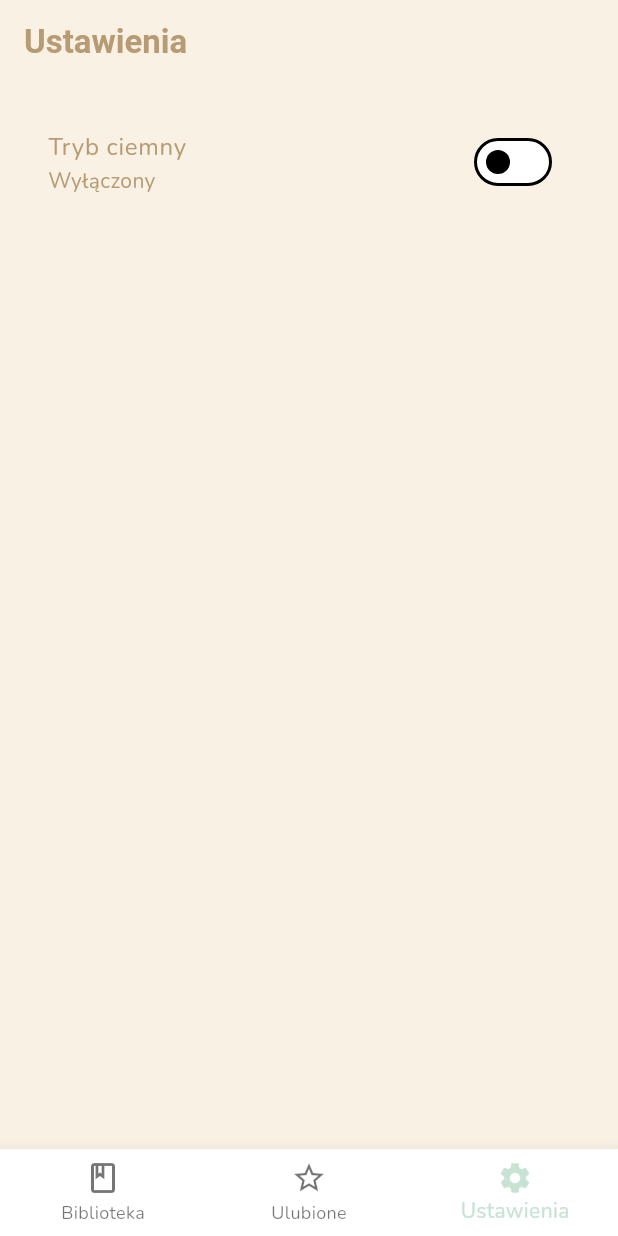
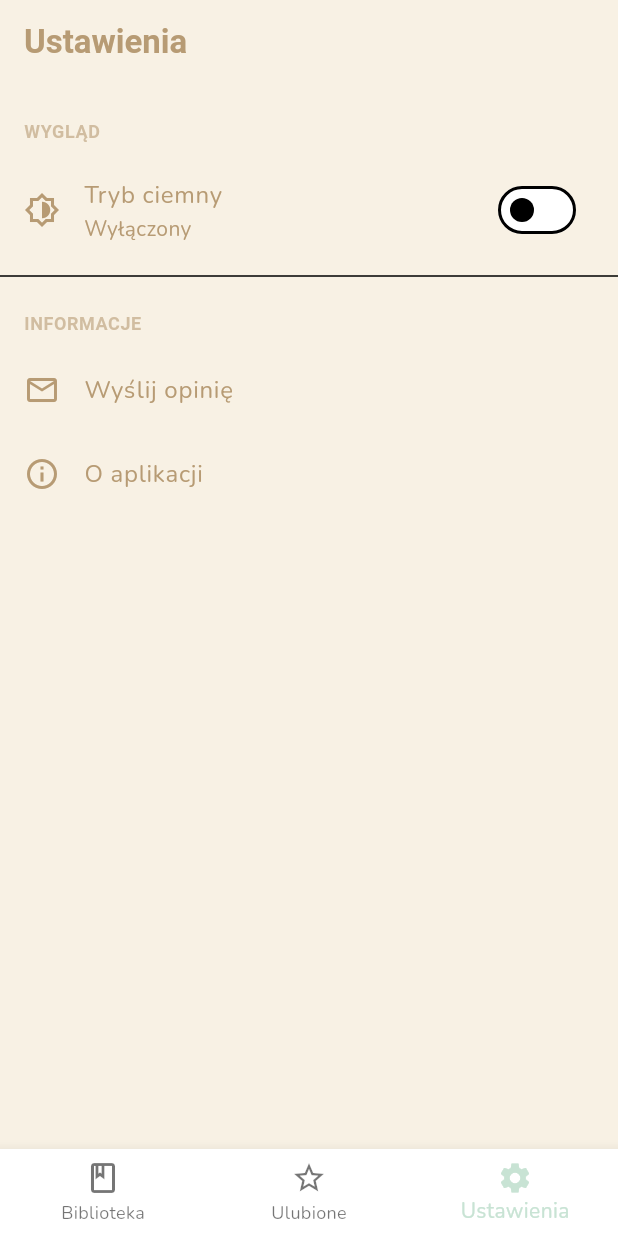
Before and after one commit to Deequey/Splotka, a Flutter app: the screen it shows after launch, item 3 of the bottom bar chosen, on a phone screen of 412 x 824 dp. Run offline on Flutter 3.47's test engine with Material 3 defaults, Android fonts, the phone set to English and light mode, and no system bars; our stand-ins replace flutter_riverpod, google_fonts, hive, hive_flutter, open_filex, package_info_plus and 1 more; missing offline and left inert: file_selector, pdfx; accounts and stored records are empty.

Commit message:
added licenses, feedback and app info

```diff
--- a/lib/features/settings/settings_screen.dart
+++ b/lib/features/settings/settings_screen.dart
@@ -1,10 +1,47 @@
 import 'package:flutter/material.dart';
 import 'package:flutter_riverpod/flutter_riverpod.dart';
+import 'package:package_info_plus/package_info_plus.dart';
+import 'package:url_launcher/url_launcher.dart';
 
 import '../../core/theme.dart';
 
 class SettingsScreen extends ConsumerWidget {
   const SettingsScreen({super.key});
+
+  // --- NOWA METODA: Wyślij opinię ---
+  void _sendFeedback(BuildContext context) async {
+    const String email = 'dawidjarczyk1@gmail.com';
+    const String subject = 'Opinia o aplikacji Crofty';
+
+    final Uri emailLaunchUri = Uri(
+      scheme: 'mailto',
+      path: email,
+      query: 'subject=$subject',
+    );
+
+    if (await canLaunchUrl(emailLaunchUri)) {
+      await launchUrl(emailLaunchUri);
+    } else {
+      ScaffoldMessenger.of(context).showSnackBar(
+        const SnackBar(content: Text('Nie można otworzyć aplikacji email.')),
+      );
+    }
+  }
+
+  // --- NOWA METODA: Pokaż "O aplikacji" ---
+  void _showAboutDialog(BuildContext context) async {
+    final packageInfo = await PackageInfo.fromPlatform();
+    showAboutDialog(
+      context: context,
+      applicationName: 'Crofty',
+      applicationVersion: packageInfo.version,
+      applicationLegalese: '© 2025 Deequey. Wszelkie prawa zastrzeżone.',
+      children: <Widget>[
+        const SizedBox(height: 16),
+        const Text('Twoja osobista biblioteka wzorów dziewiarskich.'),
+      ],
+    );
+  }
 
   @override
   Widget build(BuildContext context, WidgetRef ref) {
@@ -15,9 +52,11 @@ class SettingsScreen extends ConsumerWidget {
         title: const Text('Ustawienia'),
       ),
       body: ListView(
-        padding: const EdgeInsets.all(16.0),
+        padding: const EdgeInsets.symmetric(vertical: 8.0),
         children: [
+          _buildSectionTitle(context, 'Wygląd'),
           ListTile(
+            leading: const Icon(Icons.brightness_6_outlined),
             title: const Text('Tryb ciemny'),
             subtitle: Text(isDarkMode ? 'Włączony' : 'Wyłączony'),
             trailing: Switch(
@@ -27,9 +66,34 @@ class SettingsScreen extends ConsumerWidget {
               },
             ),
           ),
-          // Tutaj można dodać więcej opcji w przyszłości
+          const Divider(),
+          _buildSectionTitle(context, 'Informacje'),
+          ListTile(
+            leading: const Icon(Icons.mail_outline),
+            title: const Text('Wyślij opinię'),
+            onTap: () => _sendFeedback(context),
+          ),
+          ListTile(
+            leading: const Icon(Icons.info_outline),
+            title: const Text('O aplikacji'),
+            onTap: () => _showAboutDialog(context),
+          ),
         ],
       ),
     );
   }
+
+  // Metoda pomocnicza do tworzenia tytułów sekcji
+  Padding _buildSectionTitle(BuildContext context, String title) {
+    return Padding(
+      padding: const EdgeInsets.fromLTRB(16.0, 16.0, 16.0, 8.0),
+      child: Text(
+        title.toUpperCase(),
+        style: Theme.of(context).textTheme.bodySmall?.copyWith(
+              fontWeight: FontWeight.bold,
+              color: Theme.of(context).colorScheme.onSurface.withOpacity(0.6),
+            ),
+      ),
+    );
+  }
 }
--- a/pubspec.yaml
+++ b/pubspec.yaml
@@ -21,10 +21,13 @@ dependencies:
   pdfx: ^2.5.0
   #Data persistence
   shared_preferences: ^2.2.2
+  #Helpers
+  url_launcher: ^6.2.1 # NOWY: Do otwierania linków/maila
+  package_info_plus: ^5.0.1 # NOWY: Do info o aplikacji
   #UI
   google_fonts: ^6.1.0
   uuid: ^4.4.0
-  intl: ^0.18.1 # NOWY: Do formatowania daty
+  intl: ^0.18.1
 
   cupertino_icons: ^1.0.8
 
```
Also changed, not shown: pubspec.lock.
